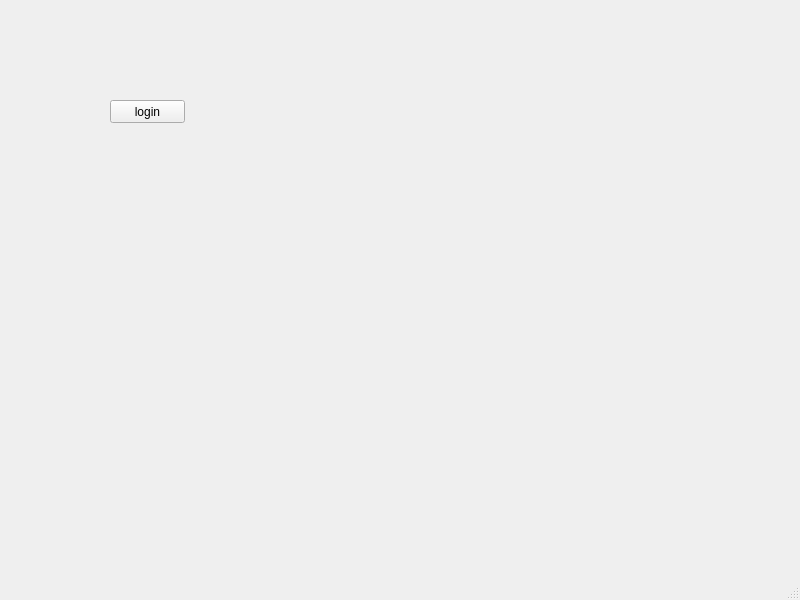
Old version of the form studentManagerSystem/login.ui in the repository lihorse/Sms.
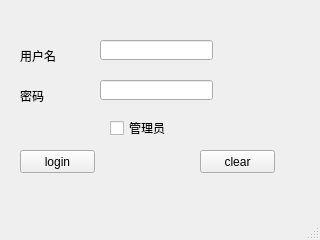
New version of the form.

Diff of the .ui file:
```diff
--- a/studentManagerSystem/login.ui
+++ b/studentManagerSystem/login.ui
@@ -6,10 +6,22 @@
    <rect>
     <x>0</x>
     <y>0</y>
-    <width>800</width>
-    <height>600</height>
+    <width>320</width>
+    <height>240</height>
    </rect>
   </property>
+  <property name="minimumSize">
+   <size>
+    <width>320</width>
+    <height>240</height>
+   </size>
+  </property>
+  <property name="maximumSize">
+   <size>
+    <width>320</width>
+    <height>240</height>
+   </size>
+  </property>
   <property name="windowTitle">
    <string>MainWindow</string>
   </property>
@@ -17,8 +29,8 @@
    <widget class="QPushButton" name="pushButton">
     <property name="geometry">
      <rect>
-      <x>110</x>
-      <y>100</y>
+      <x>20</x>
+      <y>150</y>
       <width>75</width>
       <height>23</height>
      </rect>
@@ -27,6 +39,78 @@
      <string>login</string>
     </property>
    </widget>
+   <widget class="QLabel" name="label">
+    <property name="geometry">
+     <rect>
+      <x>20</x>
+      <y>50</y>
+      <width>54</width>
+      <height>12</height>
+     </rect>
+    </property>
+    <property name="text">
+     <string>用户名</string>
+    </property>
+   </widget>
+   <widget class="QLineEdit" name="username">
+    <property name="geometry">
+     <rect>
+      <x>100</x>
+      <y>40</y>
+      <width>113</width>
+      <height>20</height>
+     </rect>
+    </property>
+   </widget>
+   <widget class="QLabel" name="label_2">
+    <property name="geometry">
+     <rect>
+      <x>20</x>
+      <y>90</y>
+      <width>54</width>
+      <height>12</height>
+     </rect>
+    </property>
+    <property name="text">
+     <string>密码</string>
+    </property>
+   </widget>
+   <widget class="QLineEdit" name="password">
+    <property name="geometry">
+     <rect>
+      <x>100</x>
+      <y>80</y>
+      <width>113</width>
+      <height>20</height>
+     </rect>
+    </property>
+   </widget>
+   <widget class="QPushButton" name="btn_clr">
+    <property name="geometry">
+     <rect>
+      <x>200</x>
+      <y>150</y>
+      <width>75</width>
+      <height>23</height>
+     </rect>
+    </property>
+    <property name="text">
+     <string>clear</string>
+    </property>
+   </widget>
+   <widget class="QCheckBox" name="manager_check">
+    <property name="geometry">
+     <rect>
+      <x>110</x>
+      <y>120</y>
+      <width>71</width>
+      <height>16</height>
+     </rect>
+    </property>
+    <property name="text">
+     <string>管理员</string>
+    </property>
+   </widget>
   </widget>
   <widget class="QMenuBar" name="menubar">
    <property name="geometry">
```
Left out of the diff: 4 changed lines with no effect on the pictures.
